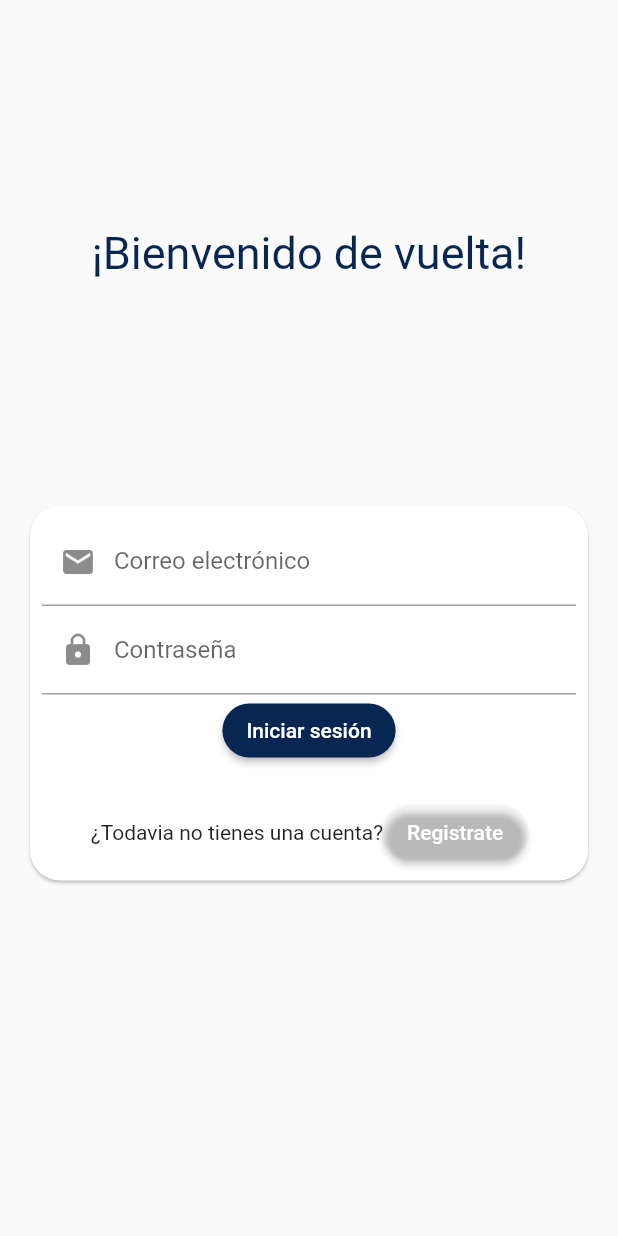
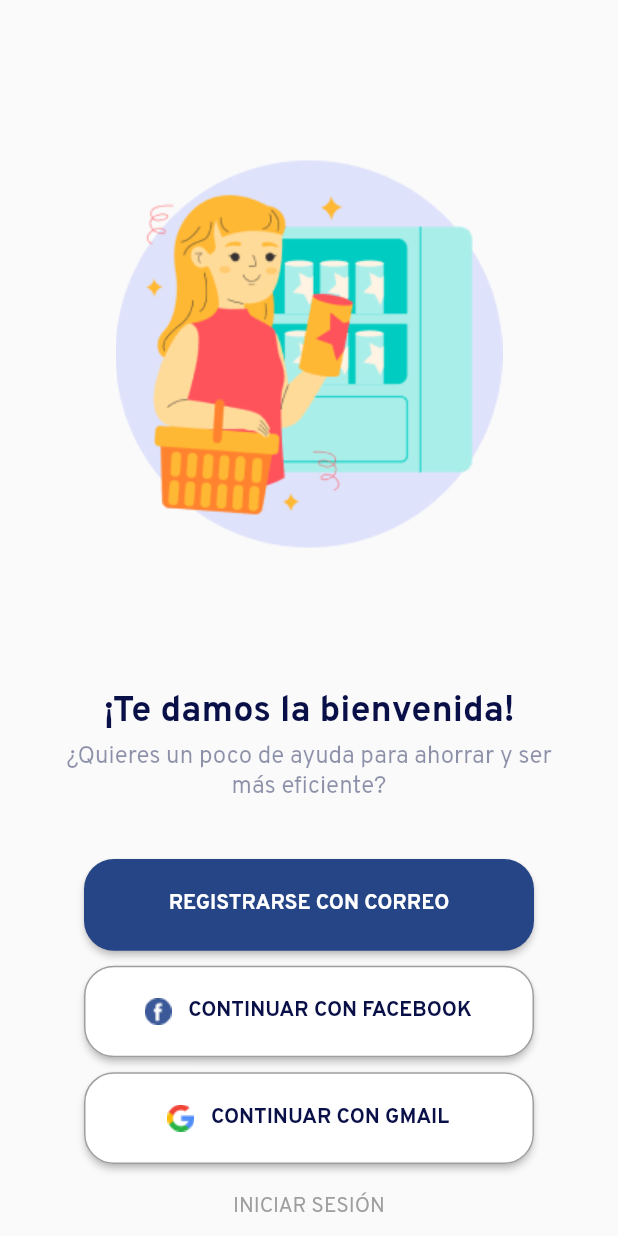
Before and after one commit to cbasguti/ahorra_app, a Flutter app: the screen it shows after launch, on a phone screen of 412 x 824 dp. Run offline on Flutter 3.47's test engine with Material 2 defaults, Android fonts, the phone set to English and light mode, and no system bars; our stand-ins replace firebase_auth, firebase_core, firebase_database; accounts and stored records are empty.

Commit message:
Add: pantalla de bienvenida

```diff
--- a/lib/screens/splash_screen.dart
+++ b/lib/screens/splash_screen.dart
@@ -1,6 +1,7 @@
 import 'dart:async';
 
 import 'package:ahorra_app/login.dart';
+import 'package:ahorra_app/start/welcome.dart';
 import 'package:flutter/material.dart';
 
 class SplashScreen extends StatefulWidget {
@@ -19,7 +20,7 @@ class _SplashScreenState extends State<SplashScreen> {
       Navigator.push(
         context,
         PageRouteBuilder(
-          pageBuilder: (context, animation1, animation2) => LoginPage(),
+          pageBuilder: (context, animation1, animation2) => const WelcomePage(),
           transitionsBuilder: (context, animation1, animation2, child) {
             return FadeTransition(
               opacity: animation1,
--- /dev/null
+++ b/lib/start/welcome.dart
@@ -0,0 +1,162 @@
+import 'package:ahorra_app/login.dart';
+import 'package:ahorra_app/vistas/registro.dart';
+import 'package:flutter/material.dart';
+
+class WelcomePage extends StatelessWidget {
+  const WelcomePage({Key? key}) : super(key: key);
+
+  @override
+  Widget build(BuildContext context) {
+    return Scaffold(
+      body: SafeArea(
+        child: Column(
+          mainAxisAlignment: MainAxisAlignment.center,
+          crossAxisAlignment: CrossAxisAlignment.stretch,
+          children: [
+            const SizedBox(height: 40),
+            Expanded(
+              flex: 3,
+              child: Image.asset(
+                'assets/image/start/compradora.png',
+              ),
+            ),
+            Expanded(
+              flex: 1,
+              child: Padding(
+                padding: const EdgeInsets.symmetric(horizontal: 40),
+                child: Column(
+                  mainAxisAlignment: MainAxisAlignment.center,
+                  crossAxisAlignment: CrossAxisAlignment.center,
+                  children: const [
+                    Text(
+                      '¡Te damos la bienvenida!',
+                      style: TextStyle(
+                        fontFamily: 'Overpass',
+                        fontSize: 24,
+                        fontWeight: FontWeight.bold,
+                        color: Color(0xFF090F47),
+                      ),
+                      textAlign: TextAlign.center,
+                    ),
+                    SizedBox(height: 5),
+                    Text(
+                      '¿Quieres un poco de ayuda para ahorrar y ser más eficiente?',
+                      style: TextStyle(
+                        fontFamily: 'Overpass',
+                        fontSize: 16,
+                        color: Color(0x73090F47),
+                      ),
+                      textAlign: TextAlign.center,
+                    ),
+                  ],
+                ),
+              ),
+            ),
+            Expanded(
+              flex: 2,
+              child: Column(
+                children: [
+                  const SizedBox(height: 10),
+                  Expanded(
+                    child: ElevatedButton(
+                      onPressed: () {
+                        Navigator.push(
+                          context,
+                          MaterialPageRoute(
+                            builder: (context) => Registro(),
+                          ),
+                        );
+                      },
+                      style: ElevatedButton.styleFrom(
+                        shape: RoundedRectangleBorder(
+                          borderRadius: BorderRadius.circular(20),
+                        ),
+                        textStyle: const TextStyle(
+                          fontFamily: 'Overpass',
+                          fontWeight: FontWeight.bold,
+                          fontSize: 14,
+                        ),
+                        fixedSize: const Size(300, 10),
+                      ),
+                      child: const Text('REGISTRARSE CON CORREO'),
+                    ),
+                  ),
+                  const SizedBox(height: 10),
+                  Expanded(
+                    child: ElevatedButton.icon(
+                      onPressed: () {},
+                      icon: Image.asset(
+                        'assets/image/start/logo_facebook.png',
+                        height: 24,
+                      ),
+                      label: const Text('CONTINUAR CON FACEBOOK'),
+                      style: ElevatedButton.styleFrom(
+                        foregroundColor: const Color(0xFF090F47),
+                        backgroundColor: Colors.white,
+                        shape: RoundedRectangleBorder(
+                          borderRadius: BorderRadius.circular(20),
+                          side: const BorderSide(width: 1, color: Colors.grey),
+                        ),
+                        textStyle: const TextStyle(
+                          fontFamily: 'Overpass',
+                          fontWeight: FontWeight.bold,
+                          fontSize: 14,
+                        ),
+                        fixedSize: const Size(300, 10),
+                      ),
+                    ),
+                  ),
+                  const SizedBox(height: 10),
+                  Expanded(
+                    child: ElevatedButton.icon(
+                      onPressed: () {},
+                      icon: Image.asset(
+                        'assets/image/start/logo_google.png',
+                        height: 24,
+                      ),
+                      label: const Text('CONTINUAR CON GMAIL'),
+                      style: ElevatedButton.styleFrom(
+                        foregroundColor: const Color(0xFF090F47),
+                        backgroundColor: Colors.white,
+                        shape: RoundedRectangleBorder(
+                          borderRadius: BorderRadius.circular(20),
+                          side: const BorderSide(width: 1, color: Colors.grey),
+                        ),
+                        textStyle: const TextStyle(
+                          fontFamily: 'Overpass',
+                          fontWeight: FontWeight.bold,
+                          fontSize: 14,
+                        ),
+                        fixedSize: const Size(300, 10),
+                      ),
+                    ),
+                  ),
+                  const SizedBox(height: 20),
+                  GestureDetector(
+                    onTap: () {
+                      Navigator.push(
+                        context,
+                        MaterialPageRoute(
+                          builder: (context) => LoginPage(),
+                        ),
+                      );
+                    },
+                    child: const Text(
+                      'INICIAR SESIÓN',
+                      style: TextStyle(
+                        fontFamily: 'Overpass',
+                        fontSize: 14  ,
+                        color: Colors.grey,
+                      ),
+                    ),
+                  ),
+                  const SizedBox(height: 10),
+                ],
+              ),
+            ),
+          ],
+        ),
+      ),
+    );
+  }
+}
```
Also changed, not shown: pubspec.yaml (+11 -0 lines), assets/fonts/Overpass-Bold.ttf (added), assets/fonts/Overpass-Light.ttf (added), assets/fonts/Overpass-Regular.ttf (added), assets/image/start/compradora.png (added), assets/image/start/logo_facebook.png (added), assets/image/start/logo_google.png (added).
